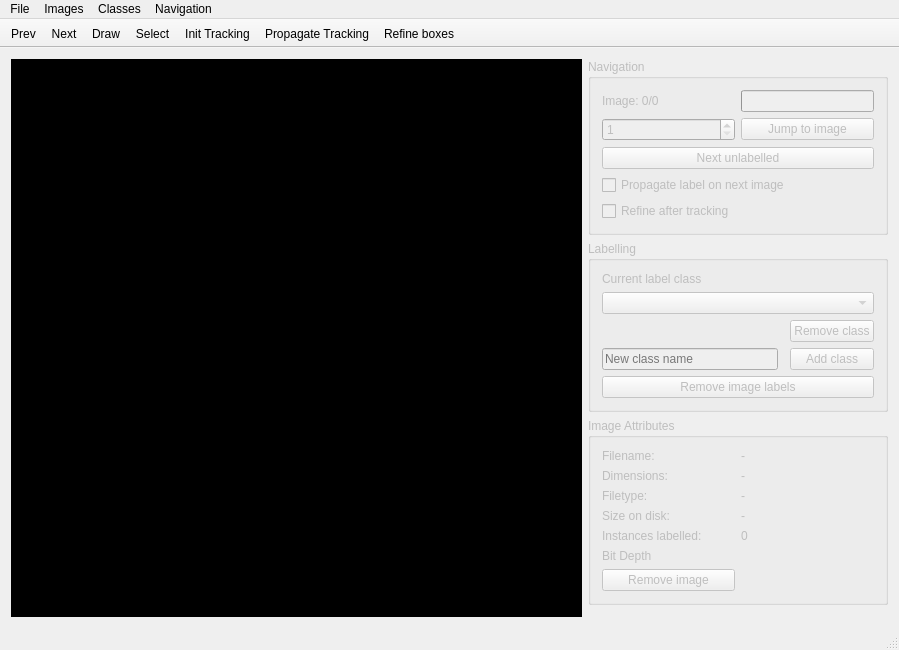
Old version of the form src/mainwindow.ui in the repository jveitchmichaelis/deeplabel.
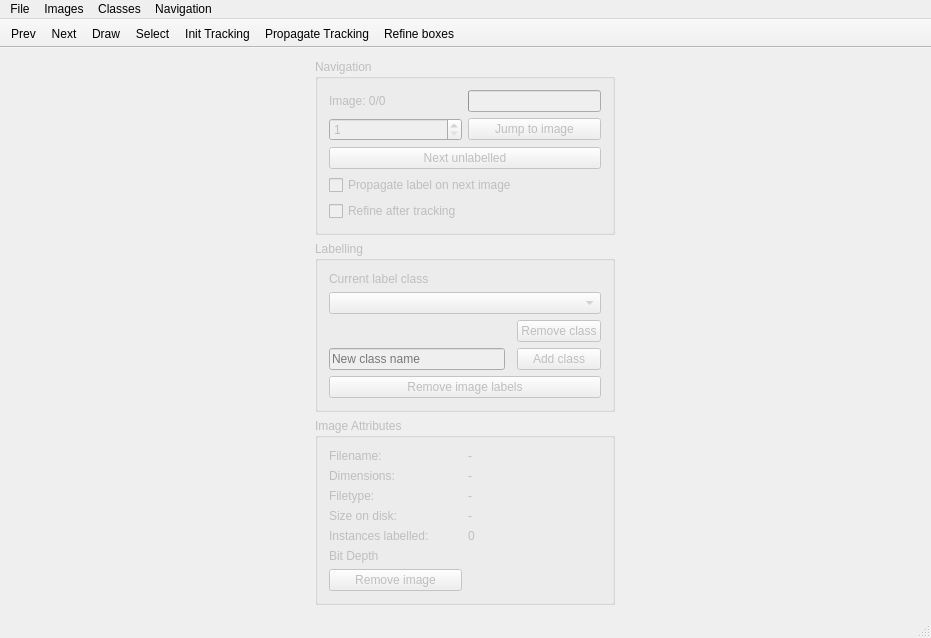
New version of the form.

Commit message: refactor image display

Patch:
```diff
--- a/src/mainwindow.ui
+++ b/src/mainwindow.ui
@@ -6,16 +6,28 @@
    <rect>
     <x>0</x>
     <y>0</y>
-    <width>899</width>
-    <height>617</height>
+    <width>931</width>
+    <height>585</height>
    </rect>
   </property>
   <property name="windowTitle">
    <string>DeepLabel</string>
   </property>
   <widget class="QWidget" name="centralWidget">
-   <layout class="QGridLayout" name="gridLayout">
-    <item row="2" column="1">
+   <layout class="QHBoxLayout" name="horizontalLayout_2">
+    <item>
+     <layout class="QVBoxLayout" name="imageDisplayLayout">
+      <property name="sizeConstraint">
+       <enum>QLayout::SetDefaultConstraint</enum>
+      </property>
+     </layout>
+    </item>
+    <item>
+     <layout class="QGridLayout" name="imageInfoLayout">
+      <property name="sizeConstraint">
+       <enum>QLayout::SetDefaultConstraint</enum>
+      </property>
+      <item row="2" column="0">
      <widget class="QGroupBox" name="imageGroupBox">
       <property name="enabled">
        <bool>false</bool>
@@ -130,7 +142,107 @@
       </layout>
      </widget>
     </item>
-    <item row="1" column="1">
+      <item row="0" column="0">
+       <widget class="QGroupBox" name="navigationGroupBox">
+        <property name="enabled">
+         <bool>false</bool>
+        </property>
+        <property name="maximumSize">
+         <size>
+          <width>300</width>
+          <height>16777215</height>
+         </size>
+        </property>
+        <property name="title">
+         <string>Navigation</string>
+        </property>
+        <layout class="QGridLayout" name="gridLayout_4">
+         <item row="3" column="0" colspan="3">
+          <widget class="QPushButton" name="nextUnlabelledButton">
+           <property name="text">
+            <string>Next unlabelled</string>
+           </property>
+          </widget>
+         </item>
+         <item row="2" column="0">
+          <widget class="QSpinBox" name="imageNumberSpinbox">
+           <property name="maximumSize">
+            <size>
+             <width>300</width>
+             <height>16777215</height>
+            </size>
+           </property>
+           <property name="minimum">
+            <number>1</number>
+           </property>
+          </widget>
+         </item>
+         <item row="0" column="1" colspan="2">
+          <widget class="QProgressBar" name="imageProgressBar">
+           <property name="minimumSize">
+            <size>
+             <width>0</width>
+             <height>0</height>
+            </size>
+           </property>
+           <property name="maximumSize">
+            <size>
+             <width>300</width>
+             <height>16777215</height>
+            </size>
+           </property>
+           <property name="styleSheet">
+            <string notr="true"/>
+           </property>
+           <property name="value">
+            <number>0</number>
+           </property>
+           <property name="textVisible">
+            <bool>false</bool>
+           </property>
+           <property name="invertedAppearance">
+            <bool>false</bool>
+           </property>
+           <property name="format">
+            <string>Image %v/%m </string>
+           </property>
+          </widget>
+         </item>
+         <item row="4" column="0" colspan="2">
+          <widget class="QCheckBox" name="propagateCheckBox">
+           <property name="enabled">
+            <bool>false</bool>
+           </property>
+           <property name="text">
+            <string>Propagate label on next image</string>
+           </property>
+          </widget>
+         </item>
+         <item row="5" column="0">
+          <widget class="QCheckBox" name="refineTrackingCheckbox">
+           <property name="text">
+            <string>Refine after tracking</string>
+           </property>
+          </widget>
+         </item>
+         <item row="2" column="1" colspan="2">
+          <widget class="QPushButton" name="changeImageButton">
+           <property name="text">
+            <string>Jump to image</string>
+           </property>
+          </widget>
+         </item>
+         <item row="0" column="0">
+          <widget class="QLabel" name="imageIndexLabel">
+           <property name="text">
+            <string>Image: 0/0</string>
+           </property>
+          </widget>
+         </item>
+        </layout>
+       </widget>
+      </item>
+      <item row="1" column="0">
      <widget class="QGroupBox" name="labelGroupBox">
       <property name="enabled">
        <bool>false</bool>
@@ -195,7 +307,7 @@
       </layout>
      </widget>
     </item>
-    <item row="5" column="1">
+      <item row="3" column="0">
      <spacer name="verticalSpacer">
       <property name="orientation">
        <enum>Qt::Vertical</enum>
@@ -208,132 +320,7 @@
       </property>
      </spacer>
     </item>
-    <item row="0" column="0" rowspan="6">
-     <widget class="QScrollArea" name="imageScrollArea">
-      <property name="styleSheet">
-       <string notr="true">background:black</string>
-      </property>
-      <property name="frameShadow">
-       <enum>QFrame::Plain</enum>
-      </property>
-      <property name="widgetResizable">
-       <bool>true</bool>
-      </property>
-      <property name="alignment">
-       <set>Qt::AlignCenter</set>
-      </property>
-      <widget class="QWidget" name="scrollAreaWidgetContents">
-       <property name="geometry">
-        <rect>
-         <x>0</x>
-         <y>0</y>
-         <width>581</width>
-         <height>543</height>
-        </rect>
-       </property>
-       <layout class="QVBoxLayout" name="verticalLayout_2"/>
-      </widget>
-     </widget>
-    </item>
-    <item row="0" column="1">
-     <widget class="QGroupBox" name="navigationGroupBox">
-      <property name="enabled">
-       <bool>false</bool>
-      </property>
-      <property name="maximumSize">
-       <size>
-        <width>300</width>
-        <height>16777215</height>
-       </size>
-      </property>
-      <property name="title">
-       <string>Navigation</string>
-      </property>
-      <layout class="QGridLayout" name="gridLayout_4">
-       <item row="3" column="0" colspan="3">
-        <widget class="QPushButton" name="nextUnlabelledButton">
-         <property name="text">
-          <string>Next unlabelled</string>
-         </property>
-        </widget>
-       </item>
-       <item row="2" column="0">
-        <widget class="QSpinBox" name="imageNumberSpinbox">
-         <property name="maximumSize">
-          <size>
-           <width>300</width>
-           <height>16777215</height>
-          </size>
-         </property>
-         <property name="minimum">
-          <number>1</number>
-         </property>
-        </widget>
-       </item>
-       <item row="0" column="1" colspan="2">
-        <widget class="QProgressBar" name="imageProgressBar">
-         <property name="minimumSize">
-          <size>
-           <width>0</width>
-           <height>0</height>
-          </size>
-         </property>
-         <property name="maximumSize">
-          <size>
-           <width>300</width>
-           <height>16777215</height>
-          </size>
-         </property>
-         <property name="styleSheet">
-          <string notr="true"/>
-         </property>
-         <property name="value">
-          <number>0</number>
-         </property>
-         <property name="textVisible">
-          <bool>false</bool>
-         </property>
-         <property name="invertedAppearance">
-          <bool>false</bool>
-         </property>
-         <property name="format">
-          <string>Image %v/%m </string>
-         </property>
-        </widget>
-       </item>
-       <item row="0" column="0">
-        <widget class="QLabel" name="imageIndexLabel">
-         <property name="text">
-          <string>Image: 0/0</string>
-         </property>
-        </widget>
-       </item>
-       <item row="4" column="0" colspan="2">
-        <widget class="QCheckBox" name="propagateCheckBox">
-         <property name="enabled">
-          <bool>false</bool>
-         </property>
-         <property name="text">
-          <string>Propagate label on next image</string>
-         </property>
-        </widget>
-       </item>
-       <item row="2" column="1" colspan="2">
-        <widget class="QPushButton" name="changeImageButton">
-         <property name="text">
-          <string>Jump to image</string>
-         </property>
-        </widget>
-       </item>
-       <item row="5" column="0">
-        <widget class="QCheckBox" name="refineTrackingCheckbox">
-         <property name="text">
-          <string>Refine after tracking</string>
-         </property>
-        </widget>
-       </item>
-      </layout>
-     </widget>
+     </layout>
     </item>
    </layout>
   </widget>
@@ -342,7 +329,7 @@
     <rect>
      <x>0</x>
      <y>0</y>
-     <width>899</width>
+     <width>931</width>
      <height>17</height>
     </rect>
    </property>
```
Left out of the diff: 7 changed lines with no effect on the pictures. Lines whose indentation alone changed are shown as unchanged. The commit also changes 10 other files.
